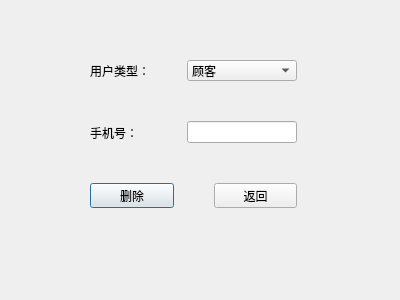
jianghaojun/Management-system, file ad_delete_dialog.ui: the form before one commit.
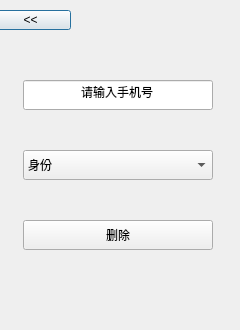
The form after the commit.

The edit to the form file:
```diff
--- a/ad_delete_dialog.ui
+++ b/ad_delete_dialog.ui
@@ -6,51 +6,44 @@
    <rect>
     <x>0</x>
     <y>0</y>
-    <width>400</width>
-    <height>300</height>
+    <width>240</width>
+    <height>330</height>
    </rect>
   </property>
   <property name="windowTitle">
    <string>删除用户</string>
   </property>
-  <widget class="QWidget" name="layoutWidget">
+  <widget class="QPushButton" name="back_pushButton">
    <property name="geometry">
     <rect>
-     <x>90</x>
-     <y>60</y>
-     <width>207</width>
-     <height>148</height>
+     <x>-10</x>
+     <y>10</y>
+     <width>81</width>
+     <height>20</height>
     </rect>
    </property>
-   <layout class="QVBoxLayout" name="verticalLayout_3">
-    <property name="spacing">
-     <number>40</number>
-    </property>
-    <item>
-     <layout class="QHBoxLayout" name="horizontalLayout">
-      <item>
-       <layout class="QVBoxLayout" name="verticalLayout">
-        <property name="spacing">
-         <number>40</number>
-        </property>
-        <item>
-         <widget class="QLabel" name="label">
           <property name="minimumSize">
            <size>
-            <width>55</width>
+     <width>0</width>
             <height>20</height>
            </size>
           </property>
           <property name="text">
-           <string>用户类型：</string>
-          </property>
-         </widget>
-        </item>
-        <item>
-         <widget class="QLabel" name="label_2">
+    <string>&lt;&lt;</string>
+   </property>
+  </widget>
+  <widget class="QLabel" name="label_5">
+   <property name="geometry">
+    <rect>
+     <x>30</x>
+     <y>86</y>
+     <width>40</width>
+     <height>20</height>
+    </rect>
+   </property>
           <property name="minimumSize">
            <size>
-            <width>55</width>
+     <width>40</width>
             <height>20</height>
            </size>
           </property>
@@ -58,22 +51,60 @@
            <string>手机号：</string>
           </property>
          </widget>
-        </item>
-       </layout>
-      </item>
-      <item>
-       <layout class="QVBoxLayout" name="verticalLayout_2">
+  <widget class="QWidget" name="">
+   <property name="geometry">
+    <rect>
+     <x>23</x>
+     <y>80</y>
+     <width>192</width>
+     <height>172</height>
+    </rect>
+   </property>
+   <layout class="QVBoxLayout" name="verticalLayout">
         <property name="spacing">
          <number>40</number>
         </property>
+    <item>
+     <widget class="QLineEdit" name="pnlineEdit">
+      <property name="minimumSize">
+       <size>
+        <width>190</width>
+        <height>30</height>
+       </size>
+      </property>
+      <property name="maximumSize">
+       <size>
+        <width>190</width>
+        <height>30</height>
+       </size>
+      </property>
+      <property name="text">
+       <string>请输入手机号</string>
+      </property>
+      <property name="alignment">
+       <set>Qt::AlignCenter</set>
+      </property>
+     </widget>
+    </item>
         <item>
          <widget class="QComboBox" name="comboBox">
           <property name="minimumSize">
            <size>
-            <width>70</width>
-            <height>20</height>
-           </size>
-          </property>
+        <width>190</width>
+        <height>30</height>
+       </size>
+      </property>
+      <property name="maximumSize">
+       <size>
+        <width>190</width>
+        <height>30</height>
+       </size>
+      </property>
+      <item>
+       <property name="text">
+        <string>身份</string>
+       </property>
+      </item>
           <item>
            <property name="text">
             <string>顾客</string>
@@ -102,51 +133,23 @@
          </widget>
         </item>
         <item>
-         <widget class="QLineEdit" name="pnlineEdit">
-          <property name="minimumSize">
-           <size>
-            <width>110</width>
-            <height>20</height>
-           </size>
-          </property>
-         </widget>
-        </item>
-       </layout>
-      </item>
-     </layout>
-    </item>
-    <item>
-     <layout class="QHBoxLayout" name="horizontalLayout_2">
-      <property name="spacing">
-       <number>40</number>
-      </property>
-      <item>
        <widget class="QPushButton" name="delete_pushButton">
         <property name="minimumSize">
          <size>
-          <width>0</width>
-          <height>20</height>
+        <width>190</width>
+        <height>30</height>
+       </size>
+      </property>
+      <property name="maximumSize">
+       <size>
+        <width>190</width>
+        <height>30</height>
          </size>
         </property>
         <property name="text">
          <string>删除</string>
         </property>
        </widget>
-      </item>
-      <item>
-       <widget class="QPushButton" name="back_pushButton">
-        <property name="minimumSize">
-         <size>
-          <width>0</width>
-          <height>20</height>
-         </size>
-        </property>
-        <property name="text">
-         <string>返回</string>
-        </property>
-       </widget>
-      </item>
-     </layout>
     </item>
    </layout>
   </widget>
```
Left out of the diff: 3 changed lines with no effect on the pictures. Lines whose indentation alone changed are shown as unchanged.
